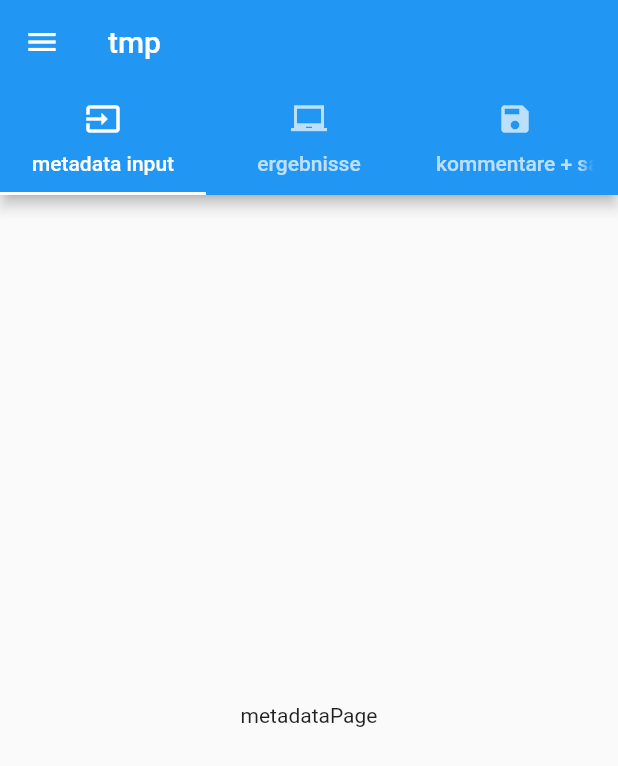
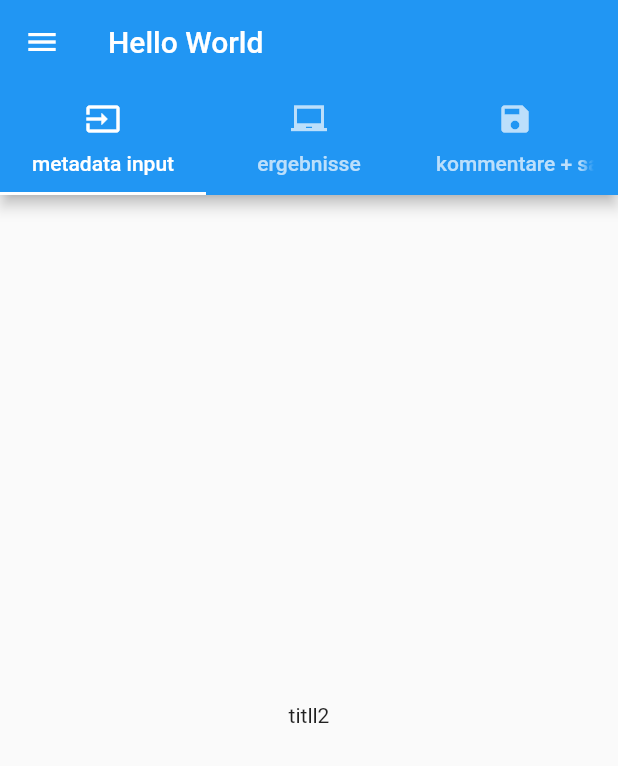
Before and after one commit to FBuervenich/scheibner_app, a Flutter app: the screen it shows after launch, on a phone screen of 412 x 824 dp. Shown: the top 766 px of the screen. Run offline on Flutter 3.47's test engine with Material 2 defaults, Android fonts, the phone set to English and light mode, and no system bars.

Commit message:
localization

```diff
--- /dev/null
+++ b/lib/Localizations.dart
@@ -0,0 +1,46 @@
+import 'dart:async';
+
+import 'package:flutter/material.dart';
+import 'package:flutter/foundation.dart' show SynchronousFuture;
+
+class DemoLocalizations {
+  DemoLocalizations(this.locale);
+
+  final Locale locale;
+
+  static DemoLocalizations of(BuildContext context) {
+    return Localizations.of<DemoLocalizations>(context, DemoLocalizations);
+  }
+
+  static Map<String, Map<String, String>> _localizedValues = {
+    'en': {
+      'title': 'Hello World',
+      'title2': 'titll2'
+    },
+    'de': {
+      'title': 'Hallo Welt',
+      'title2': 'titel2'
+    },
+  };
+
+  String getValue(val) {
+    return _localizedValues[locale.languageCode][val];
+  }
+}
+
+class DemoLocalizationsDelegate extends LocalizationsDelegate<DemoLocalizations> {
+  const DemoLocalizationsDelegate();
+
+  @override
+  bool isSupported(Locale locale) => ['en', 'de'].contains(locale.languageCode);
+
+  @override
+  Future<DemoLocalizations> load(Locale locale) {
+    // Returning a SynchronousFuture here because an async "load" operation
+    // isn't needed to produce an instance of DemoLocalizations.
+    return SynchronousFuture<DemoLocalizations>(DemoLocalizations(locale));
+  }
+
+  @override
+  bool shouldReload(DemoLocalizationsDelegate old) => false;
+}
--- a/lib/i18n/localization.dart
+++ /dev/null
@@ -1,43 +0,0 @@
-import 'dart:async';
-
-import 'package:flutter/foundation.dart';
-import 'package:flutter/material.dart';
-import 'package:scheibner_app/i18n/localization_strings.dart';
-
-class Localization {
-  final Locale locale;
-
-  Localization(this.locale);
-
-  static Localization of(BuildContext context) {
-    return Localizations.of<Localization>(context, Localization);
-  }
-
-  static Map<String, Map<String, String>> _localizedValues = {
-    'es' : es,
-    'en' : en
-  };
-
-  getValue(String key) => _localizedValues[locale.languageCode][key];
-
-  String get appTitle => getValue(AppTitle);
-  String get registerTitle => getValue(RegisterTitle);
-  String get registerButton => getValue(RegisterButton);
-}
-
-class LocalizationDelegate extends LocalizationsDelegate<Localization> {
-  const LocalizationDelegate();
-
-  @override
-  bool isSupported(Locale locale) => ['en', 'es'].contains(locale.languageCode);
-
-  @override
-  Future<Localization> load(Locale locale) {
-    // Returning a SynchronousFuture here because an async "load" operation
-    // isn't needed to produce an instance of Localization.
-    return SynchronousFuture<Localization>(Localization(locale));
-  }
-
-  @override
-  bool shouldReload(LocalizationDelegate old) => false;
-}
--- a/lib/i18n/localization_strings.dart
+++ /dev/null
@@ -1,14 +0,0 @@
-const String
-  AppTitle = 'app_title', RegisterTitle = 'register_title', RegisterButton = 'register_button';
-
-final es = {
-  AppTitle: 'Mi increible App',
-  RegisterTitle: 'Registracion',
-  RegisterButton: 'Registrar'
-};
-
-final en = {
-  AppTitle: 'My Awesome App',
-  RegisterTitle: 'Sign Up',
-  RegisterButton: 'Register'
-};
--- a/lib/main.dart
+++ b/lib/main.dart
@@ -1,37 +1,17 @@
+import 'dart:async';
+
 import 'package:flutter/material.dart';
+import 'package:flutter/foundation.dart' show SynchronousFuture;
 import 'package:flutter_localizations/flutter_localizations.dart';
-import 'package:scheibner_app/i18n/localization.dart';
+import 'package:scheibner_app/Localizations.dart';
 import 'package:scheibner_app/pages/ergebnissePage.dart';
 import 'package:scheibner_app/pages/metadataPage.dart';
 import 'package:scheibner_app/pages/saveCommentsPage.dart';
 
-void main() {
-  runApp(TabBarDemo());
-}
-
-class TabBarDemo extends StatelessWidget {
+class DemoApp extends StatelessWidget {
   @override
   Widget build(BuildContext context) {
-    return MaterialApp(
-      supportedLocales: [const Locale('en', 'US'), const Locale('de', 'DE')],
-      localizationsDelegates: [
-        const LocalizationDelegate(),
-        GlobalMaterialLocalizations.delegate,
-        GlobalWidgetsLocalizations.delegate
-      ],
-      localeResolutionCallback:
-          (Locale locale, Iterable<Locale> supportedLocales) {
-        for (Locale supportedLocale in supportedLocales) {
-          if (supportedLocale.languageCode == locale.languageCode ||
-              supportedLocale.countryCode == locale.countryCode) {
-            return supportedLocale;
-          }
-        }
-
-        return supportedLocales.first;
-      },
-
-      home: DefaultTabController(
+    return DefaultTabController(
         length: 3,
         child: Scaffold(
           appBar: AppBar(
@@ -48,14 +28,40 @@ class TabBarDemo extends StatelessWidget {
                   Tab(text: "kommentare + save", icon: Icon(Icons.save)),
                 ],
               ),
-              title: Text("tmp")),
+              //title: Text("tmp")),
               //internationalization, nullpointer, ask cardinaels
-              //title: Text(Localization.of(context).getValue("AppTitle"));
+              title: Text(DemoLocalizations.of(context).getValue("title"))),
           body: TabBarView(
             children: [metadataPage(), ergebnissePage(), saveCommentsPage()],
           ),
         ),
-      ),
+      );
+  }
+}
+
+class Demo extends StatelessWidget {
+  @override
+  Widget build(BuildContext context) {
+    return MaterialApp(
+      onGenerateTitle: (BuildContext context) => DemoLocalizations.of(context).getValue("title"),
+      localizationsDelegates: [
+        const DemoLocalizationsDelegate(),
+        GlobalMaterialLocalizations.delegate,
+        GlobalWidgetsLocalizations.delegate,
+      ],
+      supportedLocales: [
+        const Locale('en', ''),
+        const Locale('de', ''),
+      ],
+      // Watch out: MaterialApp creates a Localizations widget
+      // with the specified delegates. DemoLocalizations.of()
+      // will only find the app's Localizations widget if its
+      // context is a child of the app.
+      home: DemoApp(),
     );
   }
 }
+
+void main() {
+  runApp(Demo());
+}
--- a/lib/pages/metadataPage.dart
+++ b/lib/pages/metadataPage.dart
@@ -1,4 +1,5 @@
 import 'package:flutter/material.dart';
+import 'package:scheibner_app/Localizations.dart';
 
 class metadataPage extends StatelessWidget {
   @override
@@ -6,7 +7,7 @@ class metadataPage extends StatelessWidget {
     return Container(
       child: Center(
         //TODO add metadataPage
-        child: Text('metadataPage'),
+        child: Text(DemoLocalizations.of(context).getValue("title2"))
       ),
     );
   }
```
